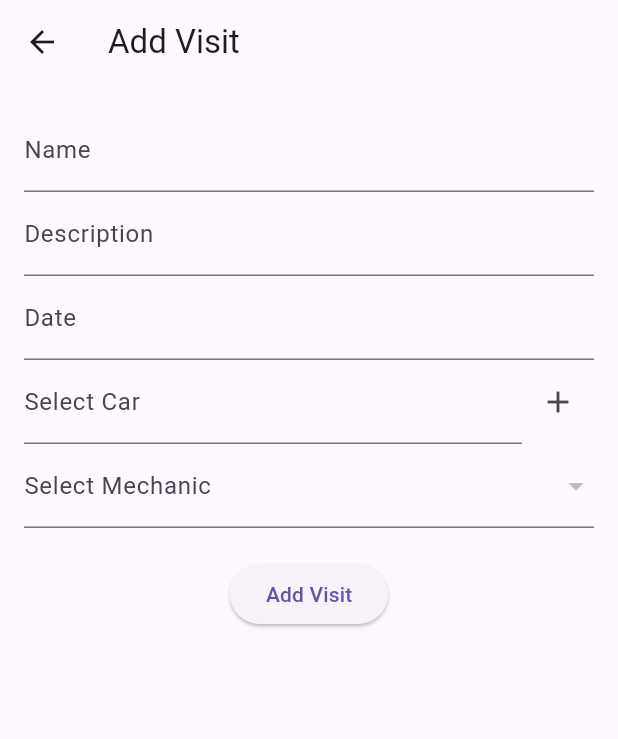
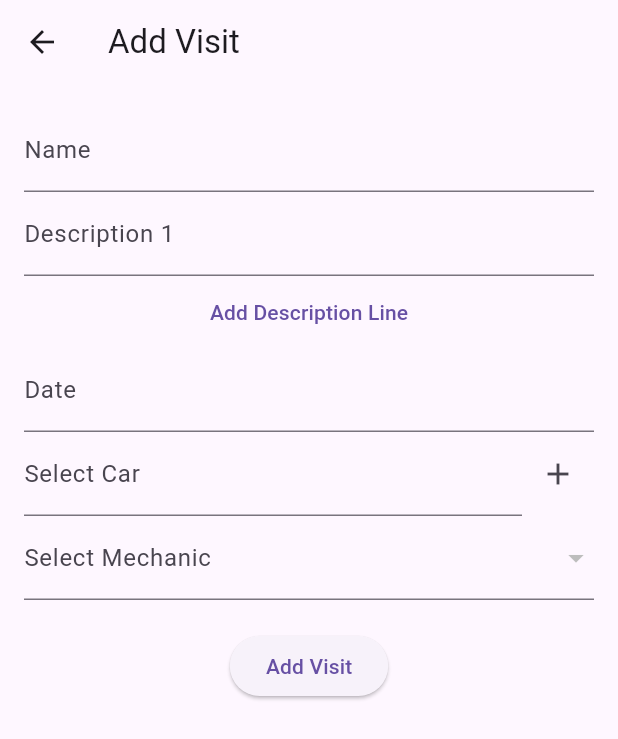
Before and after one commit to KrzysztofCyrul/Workshop_assistant, a Flutter app: the screen it shows after launch, after a tap on the "add" icon, on a phone screen of 412 x 824 dp. Shown: the top 739 px of the screen. Run offline on Flutter 3.47's test engine with Material 3 defaults, Android fonts, the phone set to English and light mode, and no system bars; our stand-ins replace flutter_typeahead, table_calendar; network calls fail.

Commit message:
Added calendar with visits view

```diff
--- a/flutter_frontend/lib/screens/add_visit_screen.dart
+++ b/flutter_frontend/lib/screens/add_visit_screen.dart
@@ -9,8 +9,9 @@ import 'add_car_screen.dart';
 
 class AddVisitScreen extends StatefulWidget {
   final Visit? visit;
+  final DateTime? date; // Add date parameter
 
-  AddVisitScreen({this.visit});
+  AddVisitScreen({this.visit, this.date}); // Update constructor
 
   @override
   _AddVisitScreenState createState() => _AddVisitScreenState();
@@ -19,25 +20,47 @@ class AddVisitScreen extends StatefulWidget {
 class _AddVisitScreenState extends State<AddVisitScreen> {
   final _formKey = GlobalKey<FormState>();
   final _nameController = TextEditingController();
-  final _descriptionController = TextEditingController();
   final _dateController = TextEditingController();
   final _carController = TextEditingController();
   Car? _selectedCar;
   Mechanic? _selectedMechanic;
+  List<TextEditingController> _descriptionControllers = [];
 
   @override
   void initState() {
     super.initState();
     if (widget.visit != null) {
       _nameController.text = widget.visit!.name;
-      _descriptionController.text = widget.visit!.description;
       _dateController.text = widget.visit!.date;
       _selectedCar = widget.visit!.cars.isNotEmpty ? widget.visit!.cars.first : null;
       _selectedMechanic = widget.visit!.mechanics.isNotEmpty ? widget.visit!.mechanics.first : null;
       if (_selectedCar != null) {
         _carController.text = '${_selectedCar!.brand} ${_selectedCar!.model} (${_selectedCar!.year}) - ${_selectedCar!.licensePlate}';
       }
+      _descriptionControllers = widget.visit!.description.split(',').map((desc) {
+        return TextEditingController(text: desc.trim());
+      }).toList();
+    } else {
+      _descriptionControllers.add(TextEditingController());
+      if (widget.date != null) {
+        _dateController.text = DateFormat('yyyy-MM-dd').format(widget.date!);
+      }
     }
+  }
+
+  @override
+  void dispose() {
+    _nameController.dispose();
+    _dateController.dispose();
+    _carController.dispose();
+    _descriptionControllers.forEach((controller) => controller.dispose());
+    super.dispose();
+  }
+
+  void _addDescriptionField() {
+    setState(() {
+      _descriptionControllers.add(TextEditingController());
+    });
   }
 
   @override
@@ -64,15 +87,10 @@ class _AddVisitScreenState extends State<AddVisitScreen> {
                   return null;
                 },
               ),
-              TextFormField(
-                controller: _descriptionController,
-                decoration: InputDecoration(labelText: 'Description'),
-                validator: (value) {
-                  if (value == null || value.isEmpty) {
-                    return 'Please enter a description';
-                  }
-                  return null;
-                },
+              ..._buildDescriptionFields(),
+              TextButton(
+                onPressed: _addDescriptionField,
+                child: Text('Add Description Line'),
               ),
               TextFormField(
                 controller: _dateController,
@@ -117,13 +135,13 @@ class _AddVisitScreenState extends State<AddVisitScreen> {
                       },
                       itemBuilder: (context, Car car) {
                         return ListTile(
-                          title: Text('${car.brand} ${car.model} (${car.year}) - ${car.licensePlate}'),
+                          title: Text('${car.brand} ${car.model} (${car.year}) - ${car.licensePlate.toUpperCase()}'),
                         );
                       },
                       onSuggestionSelected: (Car car) {
                         setState(() {
                           _selectedCar = car;
-                          _carController.text = '${car.brand} ${car.model} (${car.year}) - ${car.licensePlate}';
+                          _carController.text = '${car.brand} ${car.model} (${car.year}) - ${car.licensePlate.toUpperCase()}';
                         });
                       },
                       validator: (value) => _selectedCar == null ? 'Please select a car' : null,
@@ -161,11 +179,14 @@ class _AddVisitScreenState extends State<AddVisitScreen> {
               ElevatedButton(
                 onPressed: () async {
                   if (_formKey.currentState!.validate()) {
+                    final descriptions = _descriptionControllers.map((controller) => controller.text).toList();
+                    final descriptionString = descriptions.join(', ');
+
                     try {
                       if (widget.visit == null) {
                         await visitProvider.addVisit(
                           _nameController.text,
-                          _descriptionController.text,
+                          descriptionString,
                           _dateController.text,
                           'pending',
                           _selectedCar!,
@@ -175,7 +196,7 @@ class _AddVisitScreenState extends State<AddVisitScreen> {
                         await visitProvider.editVisit(
                           widget.visit!.id,
                           _nameController.text,
-                          _descriptionController.text,
+                          descriptionString,
                           _dateController.text,
                           widget.visit!.status,
                           _selectedCar!,
@@ -200,4 +221,25 @@ class _AddVisitScreenState extends State<AddVisitScreen> {
       ),
     );
   }
+
+  List<Widget> _buildDescriptionFields() {
+    return _descriptionControllers
+        .asMap()
+        .map((index, controller) {
+      return MapEntry(index, TextFormField(
+        controller: controller,
+        decoration: InputDecoration(
+          labelText: 'Description ${index + 1}',
+        ),
+        validator: (value) {
+          if (value == null || value.isEmpty) {
+            return 'Please enter a description';
+          }
+          return null;
+        },
+      ));
+    })
+        .values
+        .toList();
+  }
 }
--- a/flutter_frontend/lib/screens/visit_screen.dart
+++ b/flutter_frontend/lib/screens/visit_screen.dart
@@ -5,6 +5,8 @@ import '../providers/visit_provider.dart';
 import 'add_visit_screen.dart';
 import '../models/visit.dart';
 import 'visit_archive_screen.dart';
+import 'package:intl/intl.dart';
+import 'visit_calendar_screen.dart';
 
 class VisitScreen extends StatefulWidget {
   @override
@@ -24,6 +26,15 @@ class _VisitScreenState extends State<VisitScreen> {
       appBar: AppBar(
         title: Text('Visits'),
         actions: [
+          IconButton(
+            icon: Icon(Icons.calendar_today),
+            onPressed: () {
+              Navigator.push(
+                context,
+                MaterialPageRoute(builder: (context) => VisitCalendarScreen()),
+              );
+            },
+          ),
           IconButton(
             icon: Icon(Icons.archive),
             onPressed: () {
@@ -57,12 +68,40 @@ class _VisitScreenState extends State<VisitScreen> {
               return Center(
                   child: Text('Failed to load data: ${visitProvider.error}'));
             } else {
-              return ListView.builder(
-                itemCount: visitProvider.visits.length,
-                itemBuilder: (context, index) {
-                  final visit = visitProvider.visits[index];
-                  return VisitItem(visit: visit);
-                },
+              final currentDate = DateTime.now();
+              final visits = visitProvider.visits
+                  .where((visit) => visit.status != 'archived')
+                  .toList();
+              visits.sort((a, b) => DateTime.parse(a.date).compareTo(DateTime.parse(b.date)));
+
+              final pastAndPresentVisits = visits
+                  .where((visit) => DateTime.parse(visit.date).isBefore(currentDate) || DateTime.parse(visit.date).isAtSameMomentAs(currentDate))
+                  .toList();
+              final futureVisits = visits
+                  .where((visit) => DateTime.parse(visit.date).isAfter(currentDate))
+                  .toList();
+
+              return ListView(
+                children: [
+                  if (pastAndPresentVisits.isNotEmpty)
+                    Padding(
+                      padding: const EdgeInsets.all(8.0),
+                      child: Text(
+                        'Current Visits',
+                        style: TextStyle(fontSize: 18, fontWeight: FontWeight.bold),
+                      ),
+                    ),
+                  ...pastAndPresentVisits.map((visit) => VisitItem(visit: visit)).toList(),
+                  if (futureVisits.isNotEmpty)
+                    Padding(
+                      padding: const EdgeInsets.all(8.0),
+                      child: Text(
+                        'Planned Visits',
+                        style: TextStyle(fontSize: 18, fontWeight: FontWeight.bold),
+                      ),
+                    ),
+                  ...futureVisits.map((visit) => VisitItem(visit: visit)).toList(),
+                ],
               );
             }
           },
@@ -151,7 +190,7 @@ class _VisitItemState extends State<VisitItem> {
         children: [
           ListTile(
             title: Text(
-                '${visit.date} ${visit.cars.map((car) => '${car.brand} ${car.model}\nTablica: ${car.licensePlate}').join(", ")}'),
+                '${visit.date} ${visit.cars.map((car) => '${car.brand} ${car.model}\nTablica: ${car.licensePlate.toUpperCase()}').join(", ")}'),
             trailing: Row(
               mainAxisSize: MainAxisSize.min,
               children: [
@@ -183,7 +222,7 @@ class _VisitItemState extends State<VisitItem> {
                 crossAxisAlignment: CrossAxisAlignment.start,
                 children: [
                   Text(
-                    'Id: ${visit.id} \nSamochód: ${visit.cars.map((car) => '${car.brand} ${car.model} ${car.year} \nVIN: ${car.vin} \nTablica: ${car.licensePlate}').join(", ")}',
+                    'Id: ${visit.id} \nSamochód: ${visit.cars.map((car) => '${car.brand} ${car.model} ${car.year} \nVIN: ${car.vin.toUpperCase()} \nTablica: ${car.licensePlate.toUpperCase()}').join(", ")}',
                     style: TextStyle(fontWeight: FontWeight.bold),
                   ),
                   SizedBox(height: 8),
@@ -232,11 +271,13 @@ class _VisitItemState extends State<VisitItem> {
                   ButtonBar(children: [
                     ElevatedButton(
                       onPressed: () {
-                        Navigator.of(context).push(
+                        Navigator.of(context)
+                            .push(
                           MaterialPageRoute(
                             builder: (context) => AddVisitScreen(visit: visit),
                           ),
-                        ).then((_) {
+                        )
+                            .then((_) {
                           visitProvider.fetchVisits();
                         });
                       },
@@ -244,7 +285,15 @@ class _VisitItemState extends State<VisitItem> {
                     ),
                     ElevatedButton(
                       onPressed: () {
-                        visitProvider.confirmArchiveVisit(context, visit.id, visit.name, visit.description, visit.date, visit.status, visit.cars[0], visit.mechanics[0]);
+                        visitProvider.confirmArchiveVisit(
+                            context,
+                            visit.id,
+                            visit.name,
+                            visit.description,
+                            visit.date,
+                            visit.status,
+                            visit.cars[0],
+                            visit.mechanics[0]);
                       },
                       child: Text('Archiwizuj'),
                     ),
--- a/flutter_frontend/pubspec.yaml
+++ b/flutter_frontend/pubspec.yaml
@@ -34,6 +34,7 @@ dependencies:
   provider: ^5.0.0
   intl: ^0.17.0
   flutter_typeahead: ^4.0.0
+  table_calendar: ^3.0.4
 
 
   # The following adds the Cupertino Icons font to your application.
```
Also changed, not shown: flutter_frontend/lib/providers/visit_provider.dart (+11 -1 lines), flutter_frontend/lib/screens/visit_calendar_screen.dart (added, +308 -0 lines), flutter_frontend/lib/services/api_service.dart (+10 -0 lines), 1 other file.
